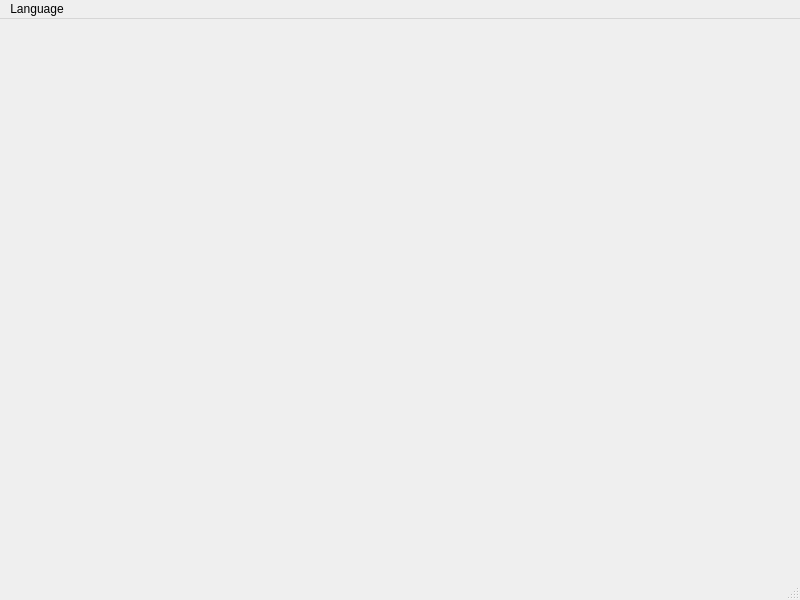
vie-dgb/E05-Pick-and-Place, file E05-PnP/mainwindow.ui: the form before one commit.
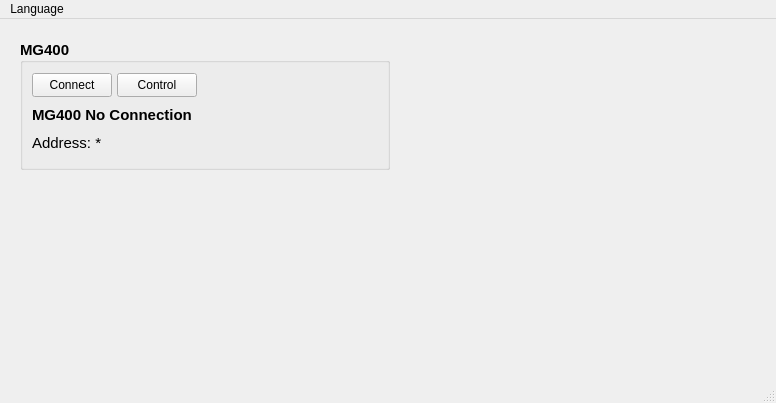
The form after the commit.

The edit to the form file:
```diff
--- a/E05-PnP/mainwindow.ui
+++ b/E05-PnP/mainwindow.ui
@@ -6,20 +6,193 @@
    <rect>
     <x>0</x>
     <y>0</y>
-    <width>800</width>
-    <height>600</height>
+    <width>776</width>
+    <height>403</height>
    </rect>
   </property>
   <property name="windowTitle">
    <string>Han's E05 pick and place control application</string>
   </property>
-  <widget class="QWidget" name="centralwidget"/>
+  <widget class="QWidget" name="centralwidget">
+   <widget class="QGroupBox" name="groupBox_robot">
+    <property name="geometry">
+     <rect>
+      <x>20</x>
+      <y>20</y>
+      <width>370</width>
+      <height>131</height>
+     </rect>
+    </property>
+    <property name="maximumSize">
+     <size>
+      <width>370</width>
+      <height>180</height>
+     </size>
+    </property>
+    <property name="font">
+     <font>
+      <pointsize>11</pointsize>
+      <bold>true</bold>
+     </font>
+    </property>
+    <property name="title">
+     <string>MG400</string>
+    </property>
+    <property name="alignment">
+     <set>Qt::AlignLeading|Qt::AlignLeft|Qt::AlignVCenter</set>
+    </property>
+    <layout class="QVBoxLayout" name="verticalLayout">
+     <property name="spacing">
+      <number>5</number>
+     </property>
+     <item>
+      <layout class="QHBoxLayout" name="horizontalLayout_10">
+       <property name="sizeConstraint">
+        <enum>QLayout::SetMaximumSize</enum>
+       </property>
+       <item>
+        <widget class="QPushButton" name="btn_robot_Connect">
+         <property name="minimumSize">
+          <size>
+           <width>80</width>
+           <height>24</height>
+          </size>
+         </property>
+         <property name="maximumSize">
+          <size>
+           <width>200</width>
+           <height>24</height>
+          </size>
+         </property>
+         <property name="font">
+          <font>
+           <pointsize>9</pointsize>
+           <bold>false</bold>
+          </font>
+         </property>
+         <property name="text">
+          <string>Connect</string>
+         </property>
+        </widget>
+       </item>
+       <item>
+        <widget class="QPushButton" name="btn_robot_Control">
+         <property name="minimumSize">
+          <size>
+           <width>80</width>
+           <height>24</height>
+          </size>
+         </property>
+         <property name="maximumSize">
+          <size>
+           <width>200</width>
+           <height>24</height>
+          </size>
+         </property>
+         <property name="font">
+          <font>
+           <pointsize>9</pointsize>
+           <bold>false</bold>
+          </font>
+         </property>
+         <property name="text">
+          <string>Control</string>
+         </property>
+        </widget>
+       </item>
+       <item>
+        <spacer name="horizontalSpacer_3">
+         <property name="orientation">
+          <enum>Qt::Horizontal</enum>
+         </property>
+         <property name="sizeHint" stdset="0">
+          <size>
+           <width>40</width>
+           <height>20</height>
+          </size>
+         </property>
+        </spacer>
+       </item>
+      </layout>
+     </item>
+     <item>
+      <layout class="QVBoxLayout" name="verticalLayout_2">
+       <property name="spacing">
+        <number>4</number>
+       </property>
+       <item>
+        <widget class="QLabel" name="label_robot_Connect">
+         <property name="sizePolicy">
+          <sizepolicy hsizetype="MinimumExpanding" vsizetype="Preferred">
+           <horstretch>0</horstretch>
+           <verstretch>0</verstretch>
+          </sizepolicy>
+         </property>
+         <property name="minimumSize">
+          <size>
+           <width>200</width>
+           <height>24</height>
+          </size>
+         </property>
+         <property name="maximumSize">
+          <size>
+           <width>300</width>
+           <height>24</height>
+          </size>
+         </property>
+         <property name="font">
+          <font>
+           <pointsize>11</pointsize>
+           <bold>true</bold>
+          </font>
+         </property>
+         <property name="text">
+          <string>MG400 No Connection</string>
+         </property>
+        </widget>
+       </item>
+       <item>
+        <widget class="QLabel" name="label_robot_IP">
+         <property name="sizePolicy">
+          <sizepolicy hsizetype="Preferred" vsizetype="Preferred">
+           <horstretch>0</horstretch>
+           <verstretch>0</verstretch>
+          </sizepolicy>
+         </property>
+         <property name="minimumSize">
+          <size>
+           <width>150</width>
+           <height>24</height>
+          </size>
+         </property>
+         <property name="maximumSize">
+          <size>
+           <width>200</width>
+           <height>24</height>
+          </size>
+         </property>
+         <property name="font">
+          <font>
+           <pointsize>11</pointsize>
+           <bold>false</bold>
+          </font>
+         </property>
+         <property name="text">
+          <string>Address: *</string>
+         </property>
+        </widget>
+       </item>
+      </layout>
+     </item>
+    </layout>
+   </widget>
+  </widget>
   <widget class="QMenuBar" name="menubar">
    <property name="geometry">
     <rect>
      <x>0</x>
      <y>0</y>
-     <width>800</width>
+     <width>776</width>
      <height>21</height>
     </rect>
    </property>
```
